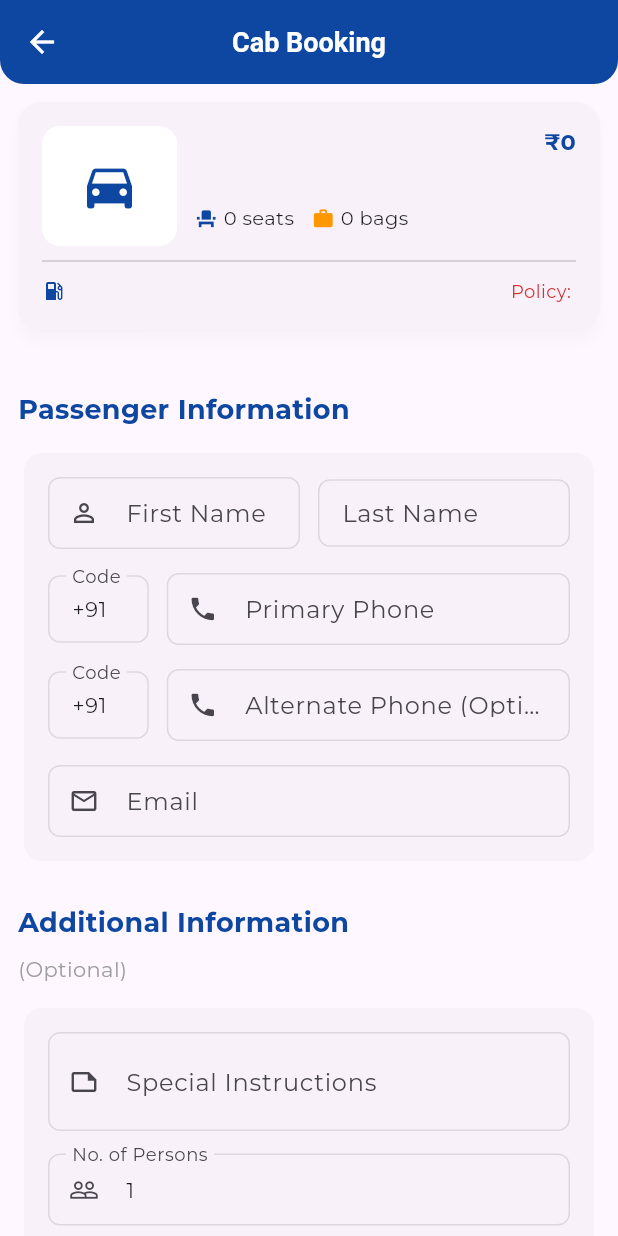
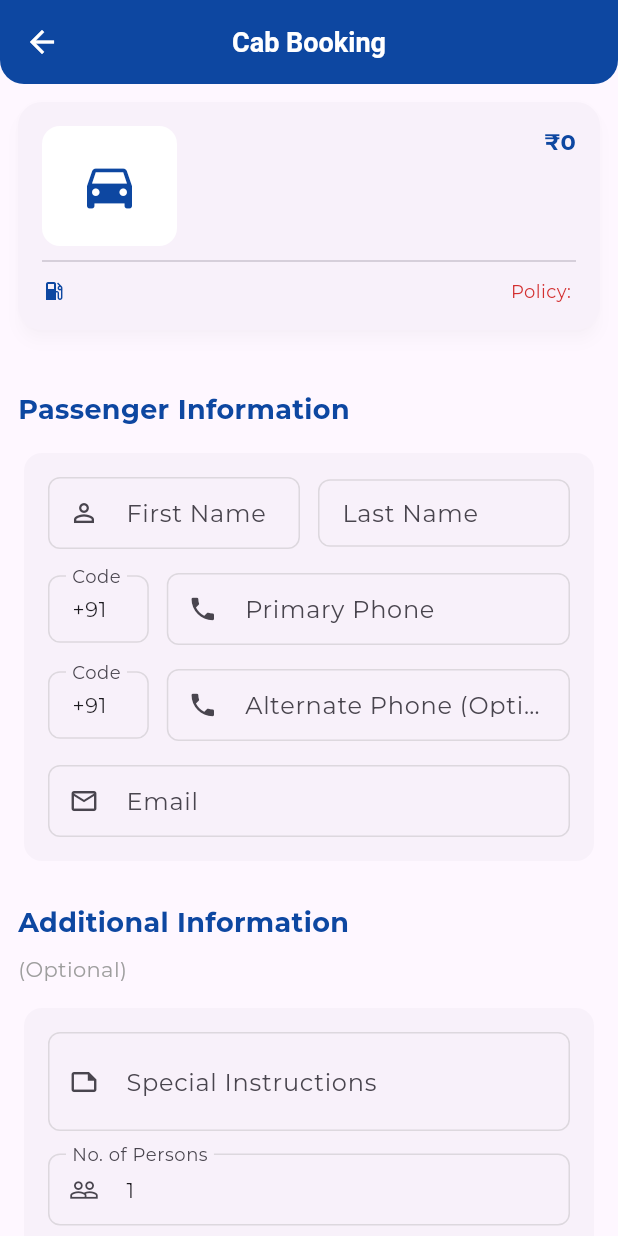
Before and after one commit to muhammadRiyazz/minna, a Flutter app: the BookingPage screen opened directly with empty values, on a phone screen of 412 x 824 dp. Run offline on Flutter 3.47's test engine with Material 3 defaults, Android fonts, the phone set to English and light mode, and no system bars; our stand-ins replace bloc, carousel_slider, connectivity_plus, dartz, dotted_line, dropdown_search and 13 more; missing offline and left inert: razorpay_flutter; accounts and stored records are empty; network calls fail; project files that could hold a hidden picture were left out.

Commit message:
build apk

```diff
--- a/lib/cab/pages/booking_hold/booking_hold_input.dart
+++ b/lib/cab/pages/booking_hold/booking_hold_input.dart
@@ -324,25 +324,25 @@ class _BookingPageState extends State<BookingPage> {
                                 ),
                               ),
                               const SizedBox(height: 6),
-                              Row(
-                                children: [
-                                  Icon(
-                                    Icons.event_seat,
-                                    size: 15,
-                                    color: maincolor1,
-                                  ),
-                                  SizedBox(width: 4),
-                                  Text("${cab.cab.seatingCapacity} seats",style: TextStyle(fontSize: 13)),
-                                  SizedBox(width: 12),
-                                  Icon(
-                                    Icons.work,
-                                    size: 15,
-                                    color: Colors.orange,
-                                  ),
-                                  SizedBox(width: 4),
-                                  Text("${cab.cab.bagCapacity} bags",style: TextStyle(fontSize: 13)),
-                                ],
-                              ),
+                              // Row(
+                              //   children: [
+                              //     Icon(
+                              //       Icons.event_seat,
+                              //       size: 15,
+                              //       color: maincolor1,
+                              //     ),
+                              //     SizedBox(width: 4),
+                              //     Text("${cab.cab.seatingCapacity} seats",style: TextStyle(fontSize: 13)),
+                              //     SizedBox(width: 12),
+                              //     Icon(
+                              //       Icons.work,
+                              //       size: 15,
+                              //       color: Colors.orange,
+                              //     ),
+                              //     SizedBox(width: 4),
+                              //     Text("${cab.cab.bagCapacity} bags",style: TextStyle(fontSize: 13)),
+                              //   ],
+                              // ),
                             ],
                           ),
                         ),
```
Also changed, not shown: 19 other files.
